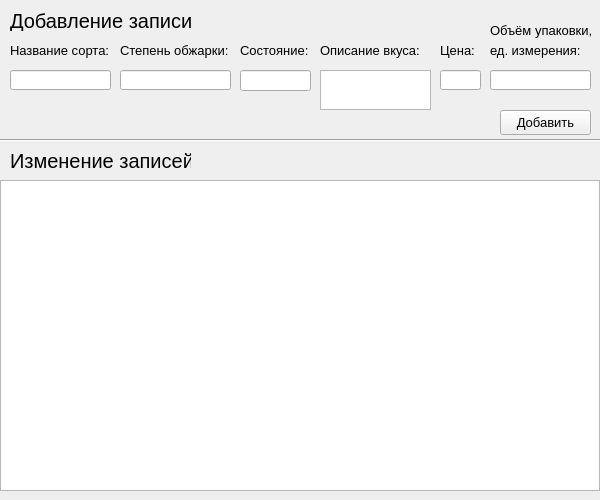
Old version of the form addEditCoffeeForm.ui in the repository XeemPad/Coffees.
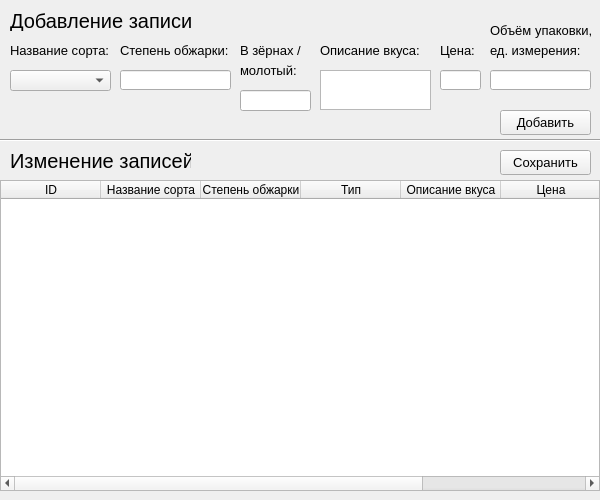
New version of the form.

Commit message: Added adding new note ability

```diff
--- a/addEditCoffeeForm.ui
+++ b/addEditCoffeeForm.ui
@@ -50,16 +50,6 @@
     <string>Название сорта:</string>
    </property>
   </widget>
-  <widget class="QLineEdit" name="lineEdit1">
-   <property name="geometry">
-    <rect>
-     <x>10</x>
-     <y>70</y>
-     <width>101</width>
-     <height>20</height>
-    </rect>
-   </property>
-  </widget>
   <widget class="QLabel" name="label2">
    <property name="geometry">
     <rect>
@@ -103,18 +93,23 @@
     </font>
    </property>
    <property name="text">
-    <string>Состояние: </string>
+    <string>В зёрнах /</string>
    </property>
   </widget>
   <widget class="QLineEdit" name="lineEdit3">
    <property name="geometry">
     <rect>
      <x>240</x>
-     <y>70</y>
+     <y>90</y>
      <width>71</width>
      <height>21</height>
     </rect>
    </property>
+   <property name="font">
+    <font>
+     <pointsize>9</pointsize>
+    </font>
+   </property>
    <property name="text">
     <string/>
    </property>
@@ -275,6 +270,41 @@
      <height>311</height>
     </rect>
    </property>
+   <column>
+    <property name="text">
+     <string>ID</string>
+    </property>
+   </column>
+   <column>
+    <property name="text">
+     <string>Название сорта</string>
+    </property>
+   </column>
+   <column>
+    <property name="text">
+     <string>Степень обжарки</string>
+    </property>
+   </column>
+   <column>
+    <property name="text">
+     <string>Тип</string>
+    </property>
+   </column>
+   <column>
+    <property name="text">
+     <string>Описание вкуса</string>
+    </property>
+   </column>
+   <column>
+    <property name="text">
+     <string>Цена</string>
+    </property>
+   </column>
+   <column>
+    <property name="text">
+     <string>Объём упаковки</string>
+    </property>
+   </column>
   </widget>
   <widget class="QPushButton" name="addButton">
    <property name="geometry">
@@ -295,6 +325,98 @@
     <string>Добавить</string>
    </property>
   </widget>
+  <widget class="QComboBox" name="comboBox">
+   <property name="geometry">
+    <rect>
+     <x>10</x>
+     <y>70</y>
+     <width>101</width>
+     <height>21</height>
+    </rect>
+   </property>
+   <property name="font">
+    <font>
+     <pointsize>9</pointsize>
+    </font>
+   </property>
+  </widget>
+  <widget class="QPushButton" name="saveButton">
+   <property name="geometry">
+    <rect>
+     <x>500</x>
+     <y>150</y>
+     <width>91</width>
+     <height>25</height>
+    </rect>
+   </property>
+   <property name="font">
+    <font>
+     <pointsize>10</pointsize>
+    </font>
+   </property>
+   <property name="text">
+    <string>Сохранить</string>
+   </property>
+  </widget>
+  <widget class="QLabel" name="infoLabel2">
+   <property name="geometry">
+    <rect>
+     <x>200</x>
+     <y>150</y>
+     <width>200</width>
+     <height>20</height>
+    </rect>
+   </property>
+   <property name="font">
+    <font>
+     <family>Calibri</family>
+     <pointsize>12</pointsize>
+    </font>
+   </property>
+   <property name="text">
+    <string/>
+   </property>
+   <property name="alignment">
+    <set>Qt::AlignCenter</set>
+   </property>
+  </widget>
+  <widget class="QLabel" name="label4">
+   <property name="geometry">
+    <rect>
+     <x>240</x>
+     <y>60</y>
+     <width>61</width>
+     <height>21</height>
+    </rect>
+   </property>
+   <property name="font">
+    <font>
+     <pointsize>10</pointsize>
+    </font>
+   </property>
+   <property name="text">
+    <string>молотый:</string>
+   </property>
+  </widget>
+  <widget class="QLabel" name="infoLabel1">
+   <property name="geometry">
+    <rect>
+     <x>10</x>
+     <y>110</y>
+     <width>221</width>
+     <height>16</height>
+    </rect>
+   </property>
+   <property name="font">
+    <font>
+     <family>Calibri</family>
+     <pointsize>12</pointsize>
+    </font>
+   </property>
+   <property name="text">
+    <string/>
+   </property>
+  </widget>
  </widget>
  <resources/>
  <connections/>
```
Left out of the diff: 32 changed lines with no effect on the pictures. The commit also changes 2 other files.
